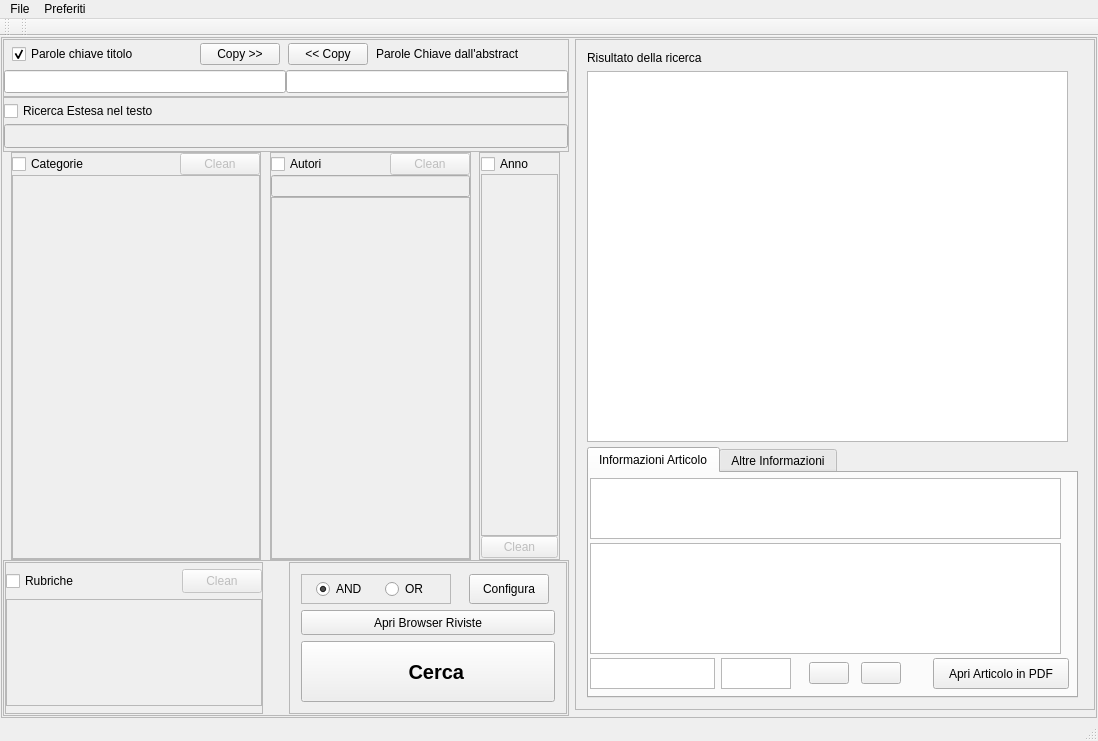
Qt form lescienze500.ui (simon-r/LeScienze500) before a commit.
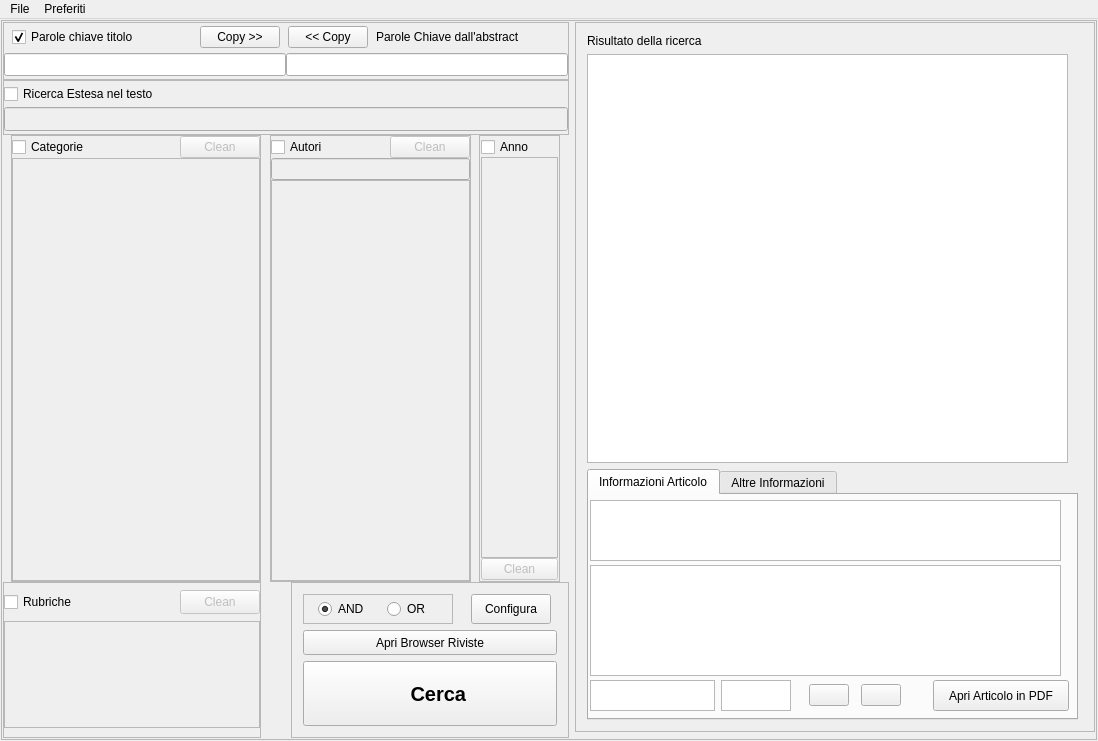
The same form after that commit. Icons and pictures are not drawn.

Commit message: ven  8 ott 2010, 19.31.43, CEST

Patch:
```diff
--- a/lescienze500.ui
+++ b/lescienze500.ui
@@ -60,7 +60,7 @@
          <x>0</x>
          <y>0</y>
          <width>1090</width>
-         <height>684</height>
+         <height>712</height>
         </rect>
        </property>
        <layout class="QGridLayout" name="gridLayout_4">
@@ -1136,14 +1136,17 @@
               </size>
              </property>
              <property name="frameShape">
-              <enum>QFrame::StyledPanel</enum>
+              <enum>QFrame::NoFrame</enum>
              </property>
              <property name="frameShadow">
               <enum>QFrame::Raised</enum>
              </property>
              <layout class="QHBoxLayout" name="horizontalLayout_2">
+              <property name="spacing">
+               <number>0</number>
+              </property>
               <property name="margin">
-               <number>1</number>
+               <number>0</number>
               </property>
               <item>
                <widget class="QFrame" name="FrameRubriche">
@@ -1427,18 +1430,6 @@
     </item>
    </layout>
   </widget>
-  <widget class="QToolBar" name="mainToolBar">
-   <property name="windowTitle">
-    <string>Le Scienze 500</string>
-   </property>
-   <attribute name="toolBarArea">
-    <enum>TopToolBarArea</enum>
-   </attribute>
-   <attribute name="toolBarBreak">
-    <bool>false</bool>
-   </attribute>
-  </widget>
-  <widget class="QStatusBar" name="statusBar"/>
   <widget class="QMenuBar" name="menuBar">
    <property name="geometry">
     <rect>
@@ -1467,17 +1458,6 @@
    <addaction name="menuFile"/>
    <addaction name="menuFavoriti"/>
   </widget>
-  <widget class="QToolBar" name="toolBar">
-   <property name="windowTitle">
-    <string>toolBar</string>
-   </property>
-   <attribute name="toolBarArea">
-    <enum>TopToolBarArea</enum>
-   </attribute>
-   <attribute name="toolBarBreak">
-    <bool>false</bool>
-   </attribute>
-  </widget>
   <action name="actionConfigura">
    <property name="text">
     <string>Configura</string>
```
Left out of the diff: 4 changed lines with no effect on the pictures.
